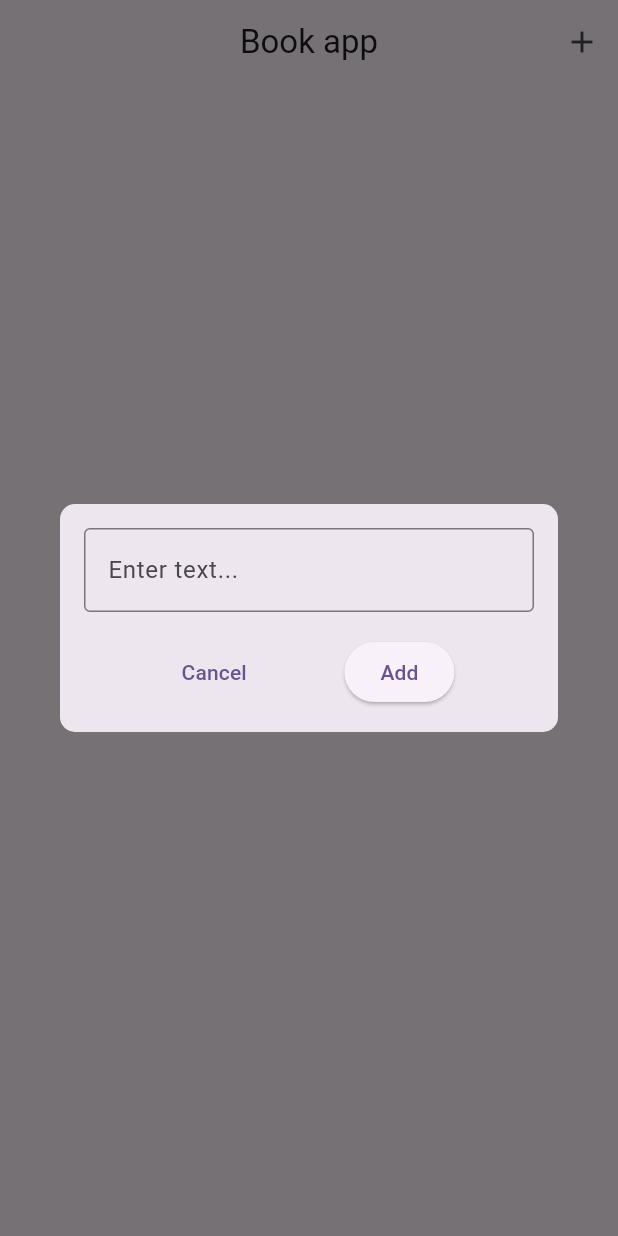
After one commit to beem9/meditation_app, a Flutter app: the TipsScreen screen opened by its route, after a tap on the "add" icon, on a phone screen of 412 x 824 dp. The commit adds this screen. Run offline on Flutter 3.47's test engine with Material 3 defaults, Android fonts, the phone set to English and light mode, and no system bars; our stand-ins replace dio, go_router, image_picker, jwt_decoder, shared_preferences; accounts and stored records are empty; network calls fail.

Commit message:
finishing tip page, missing delete and upvotes and downvotes

```diff
--- a/lib/main.dart
+++ b/lib/main.dart
@@ -3,7 +3,9 @@ import 'package:go_router/go_router.dart';
 import 'package:meditation_app/pages/home_page.dart';
 import 'package:meditation_app/pages/signin.dart';
 import 'package:meditation_app/pages/signup.dart';
+import 'package:meditation_app/pages/tips_page.dart';
 import 'package:meditation_app/providers/auth_provider.dart';
+import 'package:meditation_app/providers/tips_provider.dart';
 import 'package:provider/provider.dart';
 
 void main() {
@@ -12,7 +14,7 @@ void main() {
       create: (context) => AuthProvider(),
     ),
     ChangeNotifierProvider(
-      create: (context) => AuthProvider(),
+      create: (context) => TipProvider(),
     ),
   ], child: MyApp()));
 }
@@ -43,9 +45,9 @@ class MyApp extends StatelessWidget {
       builder: (context, state) => MyHomePage(),
     ),
     GoRoute(
-      path: "/addNote",
-      name: "addNote",
-      builder: (context, state) => SignUpScreen(),
+      path: "/tips",
+      name: "tips",
+      builder: (context, state) => TipsScreen(),
     ),
     GoRoute(
       path: "/signup",
--- /dev/null
+++ b/lib/models/tips.dart
@@ -0,0 +1,33 @@
+class Tips {
+  int? id;
+  String? text;
+  String? author;
+  List<dynamic>? upvotes;
+  List<dynamic>? downvotes;
+
+  Tips({
+    this.id,
+    this.text,
+    this.author,
+    this.upvotes,
+    this.downvotes,
+  });
+
+  Tips.fromJson(Map<String, dynamic> json) {
+    id = json['id'] as int?;
+    text = json['text'] as String?;
+    author = json['author'] as String?;
+    upvotes = json['upvotes'] as List?;
+    downvotes = json['downvotes'] as List?;
+  }
+
+  Map<String, dynamic> toJson() {
+    final Map<String, dynamic> json = <String, dynamic>{};
+    json['id'] = id;
+    json['text'] = text;
+    json['author'] = author;
+    json['upvotes'] = upvotes;
+    json['downvotes'] = downvotes;
+    return json;
+  }
+}
--- a/lib/pages/home_page.dart
+++ b/lib/pages/home_page.dart
@@ -28,7 +28,11 @@ class _MyHomePageState extends State<MyHomePage> {
             crossAxisCount: 2, mainAxisSpacing: 10),
         children: [
           GridItem(
-              image: "assets/images/tips.png", title: "Tips", onTap: () {}),
+              image: "assets/images/tips.png",
+              title: "Tips",
+              onTap: () {
+                GoRouter.of(context).pushNamed('tips');
+              }),
           GridItem(
               image: "assets/images/videos.png",
               title: "Yoga videos",
--- /dev/null
+++ b/lib/pages/tips_page.dart
@@ -0,0 +1,108 @@
+import 'package:flutter/material.dart';
+import 'package:go_router/go_router.dart';
+import 'package:meditation_app/providers/tips_provider.dart';
+import 'package:meditation_app/widgets/dialog_tip.dart';
+import 'package:provider/provider.dart';
+
+class TipsScreen extends StatefulWidget {
+  TipsScreen({super.key});
+
+  @override
+  State<TipsScreen> createState() => _TipsScreenState();
+}
+
+class _TipsScreenState extends State<TipsScreen> {
+  @override
+  Widget build(BuildContext context) {
+    return Scaffold(
+        appBar: AppBar(
+          centerTitle: true,
+          title: Text("Book app"),
+          actions: [
+            IconButton(
+                onPressed: () {
+                  showDialog(
+                    context: context,
+                    builder: (BuildContext context) {
+                      return AddTipDialog();
+                    },
+                  );
+                },
+                icon: Icon(Icons.add))
+          ],
+        ),
+        body: FutureBuilder(
+            future: context.read<TipProvider>().tipList(),
+            builder: (context, snapshot) {
+              return Consumer<TipProvider>(
+                  builder: (context, value, child) => ListView.builder(
+                      itemCount: value.tipsList.length,
+                      itemBuilder: (context, index) {
+                        context.read<TipProvider>().tipList();
+
+                        return Card(
+                          child: Padding(
+                            padding: const EdgeInsets.all(16.0),
+                            child: Row(
+                              crossAxisAlignment: CrossAxisAlignment.start,
+                              children: [
+                                Expanded(
+                                  child: Column(
+                                    crossAxisAlignment:
+                                        CrossAxisAlignment.start,
+                                    children: [
+                                      Text(
+                                        value.tipsList[index].text.toString(),
+                                        style: TextStyle(
+                                          fontSize: 18.0,
+                                          fontWeight: FontWeight.bold,
+                                        ),
+                                      ),
+                                      SizedBox(height: 8.0),
+                                      Text(
+                                        value.tipsList[index].author.toString(),
+                                        style: TextStyle(fontSize: 14.0),
+                                      ),
+                                    ],
+                                  ),
+                                ),
+                                Column(
+                                  crossAxisAlignment: CrossAxisAlignment.end,
+                                  children: [
+                                    ElevatedButton(
+                                      onPressed: () {},
+                                      child: Text("KD"),
+                                    ),
+                                    IconButton(
+                                      icon: Icon(Icons.delete),
+                                      onPressed: () {
+                                        setState(() {
+                                          context.read<TipProvider>().deleteTip(
+                                              value.tipsList[index].id!);
+                                        });
+                                      },
+                                    ),
+                                    IconButton(
+                                      icon: Icon(Icons.edit),
+                                      onPressed: () {},
+                                    ),
+                                  ],
+                                ),
+                              ],
+                            ),
+                          ),
+                        );
+
+                        /*ListTile(
+                          title: Text(value.booksList[index].title.toString()),
+                          trailing: IconButton(
+                              onPressed: () {
+                                context.read<BookProvider>().deleteBook(
+                                    value.booksList[index].id.toString());
+                              },
+                              icon: Icon(Icons.delete)),
+                        );*/
+                      }));
+            }));
+  }
+}
--- a/lib/providers/auth_provider.dart
+++ b/lib/providers/auth_provider.dart
@@ -11,8 +11,8 @@ class AuthProvider extends ChangeNotifier {
   User getUserFromToken() {
     Map<String, dynamic> decodedToken = JwtDecoder.decode(token);
 
-    // Assuming your username is stored in the 'username' claim
     User user = User(
+        id: decodedToken['id'],
         username: decodedToken['username'],
         imagePath: decodedToken['image'],
         exp: decodedToken['exp'],
--- /dev/null
+++ b/lib/providers/tips_provider.dart
@@ -0,0 +1,24 @@
+import 'package:flutter/material.dart';
+import 'package:meditation_app/models/tips.dart';
+import 'package:meditation_app/services/tips_service.dart';
+
+class TipProvider extends ChangeNotifier {
+  List<Tips> tipsList = [];
+
+  final Tipservice _tipService = Tipservice();
+
+  Future<void> tipList() async {
+    tipsList = await _tipService.getTipsListApi();
+    notifyListeners();
+  }
+
+  Future<void> createNewTip(String tip) async {
+    await _tipService.createTipsApi(tip);
+    await tipList();
+  }
+
+  Future<void> deleteTip(int id) async {
+    await _tipService.deleteTipApi(id);
+    await tipList();
+  }
+}
--- /dev/null
+++ b/lib/services/tips_service.dart
@@ -0,0 +1,40 @@
+import 'package:dio/dio.dart';
+import 'package:meditation_app/models/tips.dart';
+import 'package:meditation_app/services/client.dart';
+
+class Tipservice {
+  Future<List<Tips>> getTipsListApi() async {
+    try {
+      final response = await ApiClient.get("/tips");
+      if (response.statusCode == 200) {
+        final List<Tips> listOfTips =
+            List.from(response.data).map((e) => Tips.fromJson(e)).toList();
+        return listOfTips;
+      }
+      return [];
+    } catch (e) {
+      throw e.toString();
+    }
+  }
+
+  createTipsApi(String tip) async {
+    try {
+      final Response response = await ApiClient.post(
+        "/tips",
+        data: {"text": tip},
+      );
+      return response.data;
+    } catch (e) {
+      throw e.toString();
+    }
+  }
+
+  Future<List<Tips>> deleteTipApi(int id) async {
+    try {
+      final Response response = await ApiClient.delete("/tips/$id");
+      return response.data;
+    } catch (e) {
+      throw "Error";
+    }
+  }
+}
--- /dev/null
+++ b/lib/widgets/dialog_tip.dart
@@ -0,0 +1,54 @@
+import 'package:flutter/material.dart';
+import 'package:go_router/go_router.dart';
+import 'package:meditation_app/providers/tips_provider.dart';
+import 'package:provider/provider.dart';
+
+class AddTipDialog extends StatelessWidget {
+  final TextEditingController textController = TextEditingController();
+
+  @override
+  Widget build(BuildContext context) {
+    return Dialog(
+      shape: RoundedRectangleBorder(
+        borderRadius: BorderRadius.circular(10.0),
+      ),
+      child: Padding(
+        padding: const EdgeInsets.all(16.0),
+        child: Column(
+          mainAxisSize: MainAxisSize.min,
+          crossAxisAlignment: CrossAxisAlignment.stretch,
+          children: <Widget>[
+            TextField(
+              controller: textController,
+              decoration: InputDecoration(
+                hintText: 'Enter text...',
+                border: OutlineInputBorder(),
+              ),
+            ),
+            SizedBox(height: 16),
+            Row(
+              mainAxisAlignment: MainAxisAlignment.spaceEvenly,
+              children: <Widget>[
+                TextButton(
+                  onPressed: () {
+                    GoRouter.of(context).pop();
+                  },
+                  child: Text('Cancel'),
+                ),
+                ElevatedButton(
+                  onPressed: () {
+                    context
+                        .read<TipProvider>()
+                        .createNewTip(textController.text);
+                    GoRouter.of(context).pop();
+                  },
+                  child: Text('Add'),
+                ),
+              ],
+            ),
+          ],
+        ),
+      ),
+    );
+  }
+}
```
Also changed, not shown: lib/services/client.dart (+10 -0 lines).
